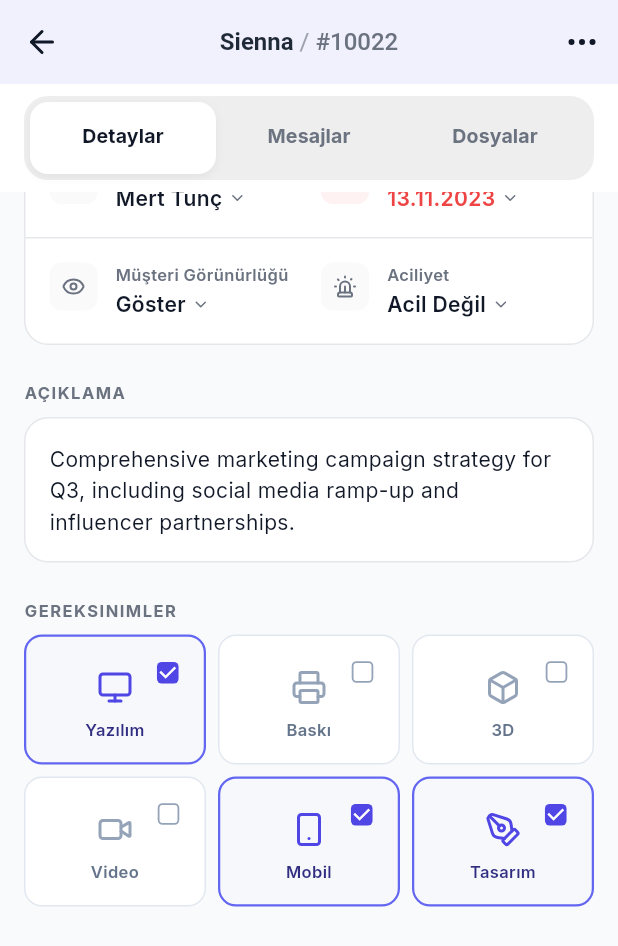
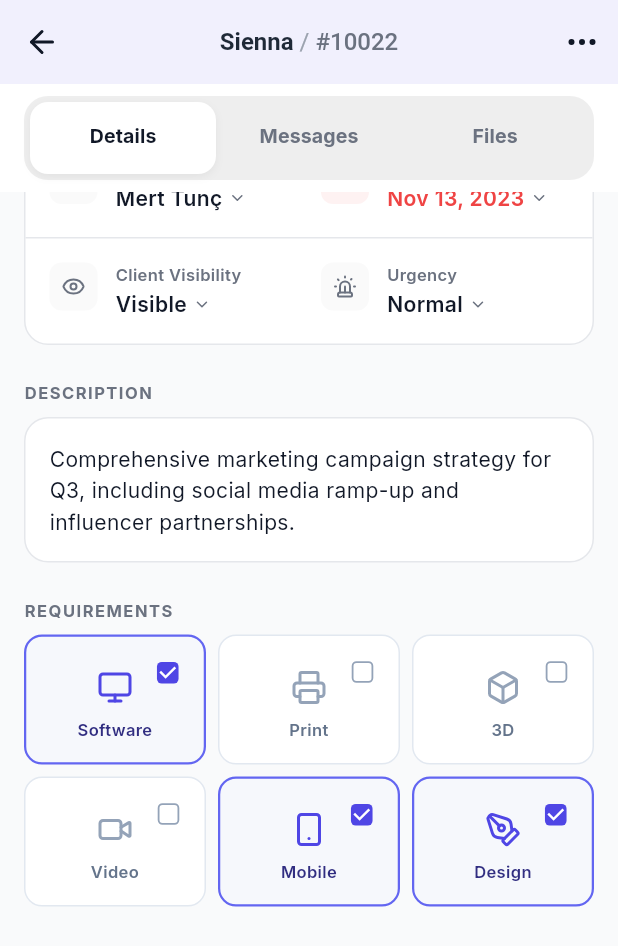
Before and after one commit to faithtnuc/workflow-management-mobileui, a Flutter app: the JobDetailScreen screen opened directly with sample values from the repository, scrolled down 192 dp, on a phone screen of 412 x 824 dp. Shown: the top 946 px of the screen. Run offline on Flutter 3.47's test engine with Material 3 defaults, Android fonts, the phone set to English and light mode, and no system bars; our stand-ins replace flutter_svg, google_fonts, lucide_icons; project files that could hold a hidden picture were left out.

Commit message:
job detail page : localization fixes

```diff
--- a/lib/data/mock_db.dart
+++ b/lib/data/mock_db.dart
@@ -36,6 +36,7 @@ class JobLog {
   final int id;
   final String type; // 'log' or 'comment'
   final String text;
+  final String textTR; // Added for localization
   final String user;
   final String timestamp;
   final String visibility; // 'internal' or 'client'
@@ -44,6 +45,7 @@ class JobLog {
     required this.id,
     required this.type,
     required this.text,
+    required this.textTR,
     required this.user,
     required this.timestamp,
     required this.visibility,
@@ -220,6 +222,7 @@ class MockDb {
           id: 1,
           type: 'log',
           text: 'Job created',
+          textTR: 'İş oluşturuldu',
           user: 'Sarah Connor',
           timestamp: '2023-10-20 09:00',
           visibility: 'internal',
@@ -229,6 +232,8 @@ class MockDb {
           type: 'comment',
           text:
               'Initial draft is ready for review. I focused on the "modern" look.',
+          textTR:
+              'İlk taslak inceleme için hazır. "Modern" görünüme odaklandım.',
           user: 'Mert Tunç',
           timestamp: '2023-10-25 14:30',
           visibility: 'internal',
@@ -238,6 +243,8 @@ class MockDb {
           type: 'comment',
           text:
               'Looks good, minor tweaks on the budget section needed. Can we make the font larger?',
+          textTR:
+              'Güzel görünüyor, bütçe bölümünde ufak düzeltmeler gerekiyor. Yazı tipini büyütebilir miyiz?',
           user: 'Sarah Connor',
           timestamp: '2023-10-26 10:15',
           visibility: 'client',
@@ -247,6 +254,8 @@ class MockDb {
           type: 'comment',
           text:
               'Sure, I will update the typography and send a new version by EOD.',
+          textTR:
+              'Elbette, tipografiyi güncelleyip gün sonuna kadar yeni bir versiyon göndereceğim.',
           user: 'Mert Tunç',
           timestamp: '2023-10-26 11:00',
           visibility: 'client',
@@ -255,6 +264,8 @@ class MockDb {
           id: 5,
           type: 'comment',
           text: 'Internal Note: Check if we have the license for that font.',
+          textTR:
+              'Dahili Not: O yazı tipi için lisansımız olup olmadığını kontrol et.',
           user: 'Mert Tunç',
           timestamp: '2023-10-26 11:05',
           visibility: 'internal',
@@ -313,6 +324,7 @@ class MockDb {
           id: 1,
           type: 'log',
           text: 'Job created',
+          textTR: 'İş oluşturuldu',
           user: 'Hank Scorpio',
           timestamp: '2023-10-01 11:00',
           visibility: 'internal',
@@ -321,6 +333,8 @@ class MockDb {
           id: 2,
           type: 'comment',
           text: 'Wireframes approved. Moving to high-fidelity designs.',
+          textTR:
+              'Tel kafesler onaylandı. Yüksek sadakatli tasarımlara geçiliyor.',
           user: 'Mert Tunç',
           timestamp: '2023-10-05 16:45',
           visibility: 'client',
@@ -329,6 +343,7 @@ class MockDb {
           id: 3,
           type: 'comment',
           text: 'Internal note: Client is sensitive about the color palette.',
+          textTR: 'Dahili not: Müşteri renk paleti konusunda hassas.',
           user: 'Mert Tunç',
           timestamp: '2023-10-05 16:50',
           visibility: 'internal',
@@ -338,6 +353,8 @@ class MockDb {
           type: 'comment',
           text:
               'I really like the new direction! Can we make the logo pop more?',
+          textTR:
+              'Yeni yönü gerçekten beğendim! Logoyu daha belirgin yapabilir miyiz?',
           user: 'Hank Scorpio',
           timestamp: '2023-10-06 09:30',
           visibility: 'client',
@@ -346,6 +363,7 @@ class MockDb {
           id: 5,
           type: 'comment',
           text: 'Absolutely, I will add more contrast to the header area.',
+          textTR: 'Kesinlikle, başlık alanına daha fazla kontrast ekleyeceğim.',
           user: 'Mert Tunç',
           timestamp: '2023-10-06 10:00',
           visibility: 'client',
@@ -396,6 +414,7 @@ class MockDb {
           id: 1,
           type: 'log',
           text: 'Job created',
+          textTR: 'İş oluşturuldu',
           user: 'Richard T.',
           timestamp: '2023-10-28 08:30',
           visibility: 'internal',
@@ -430,6 +449,7 @@ class MockDb {
           id: 1,
           type: 'log',
           text: 'Job created',
+          textTR: 'İş oluşturuldu',
           user: 'John Doe',
           timestamp: '2023-11-01 10:00',
           visibility: 'internal',
@@ -464,6 +484,7 @@ class MockDb {
           id: 1,
           type: 'log',
           text: 'Job created',
+          textTR: 'İş oluşturuldu',
           user: 'Albert W.',
           timestamp: '2023-11-05 09:15',
           visibility: 'internal',
@@ -472,6 +493,7 @@ class MockDb {
           id: 2,
           type: 'comment',
           text: 'Raw footage uploaded to server.',
+          textTR: 'Ham görüntüler sunucuya yüklendi.',
           user: 'Alex Jensen',
           timestamp: '2023-11-06 11:30',
           visibility: 'internal',
@@ -480,6 +502,7 @@ class MockDb {
           id: 3,
           type: 'comment',
           text: 'Please check the audio levels in scene 3.',
+          textTR: 'Lütfen 3. sahnedeki ses seviyelerini kontrol edin.',
           user: 'Albert W.',
           timestamp: '2023-11-06 14:20',
           visibility: 'client',
@@ -532,6 +555,7 @@ class MockDb {
           id: 1,
           type: 'log',
           text: 'Job created',
+          textTR: 'İş oluşturuldu',
           user: 'Pepper Potts',
           timestamp: '2023-11-15 08:30',
           visibility: 'internal',
@@ -540,6 +564,7 @@ class MockDb {
           id: 2,
           type: 'comment',
           text: 'Tony wants the blue to be more "electric".',
+          textTR: 'Tony mavinin daha "elektrikli" olmasını istiyor.',
           user: 'Pepper Potts',
           timestamp: '2023-11-16 10:00',
           visibility: 'client',
@@ -548,6 +573,8 @@ class MockDb {
           id: 3,
           type: 'comment',
           text: 'Internal Note: Check the hex codes from the brand guidelines.',
+          textTR:
+              'Dahili Not: Marka yönergelerindeki onaltılık kodları kontrol et.',
           user: 'Fatih Tunç',
           timestamp: '2023-11-16 10:15',
           visibility: 'internal',
--- a/lib/l10n/app_en.arb
+++ b/lib/l10n/app_en.arb
@@ -41,5 +41,38 @@
     "menuJobs": "Jobs",
     "designTeam": "Design Team",
     "devSquad": "Dev Squad",
-    "marketing": "Marketing"
+    "marketing": "Marketing",
+    "requestedBy": "Requested by {name}",
+    "@requestedBy": {
+        "placeholders": {
+            "name": {
+                "type": "String"
+            }
+        }
+    },
+    "tabDetails": "Details",
+    "tabMessages": "Messages",
+    "tabFiles": "Files",
+    "labelStatus": "Status",
+    "labelClientDate": "Client Date",
+    "labelAssignee": "Assignee",
+    "labelAgencyDate": "Agency Date",
+    "labelVisibility": "Client Visibility",
+    "visible": "Visible",
+    "hidden": "Hidden",
+    "labelUrgency": "Urgency",
+    "urgent": "Urgent",
+    "notUrgent": "Normal",
+    "headerDescription": "DESCRIPTION",
+    "headerRequirements": "REQUIREMENTS",
+    "hintMessageClient": "Message client...",
+    "hintMessageInternal": "Internal note...",
+    "segmentClient": "Client",
+    "segmentInternal": "Internal",
+    "reqSoftware": "Software",
+    "reqPrint": "Print",
+    "req3D": "3D",
+    "reqVideo": "Video",
+    "reqMobile": "Mobile",
+    "reqDesign": "Design"
 }
--- a/lib/l10n/app_localizations.dart
+++ b/lib/l10n/app_localizations.dart
@@ -349,6 +349,162 @@ abstract class AppLocalizations {
   /// In en, this message translates to:
   /// **'Marketing'**
   String get marketing;
+
+  /// No description provided for @requestedBy.
+  ///
+  /// In en, this message translates to:
+  /// **'Requested by {name}'**
+  String requestedBy(String name);
+
+  /// No description provided for @tabDetails.
+  ///
+  /// In en, this message translates to:
+  /// **'Details'**
+  String get tabDetails;
+
+  /// No description provided for @tabMessages.
+  ///
+  /// In en, this message translates to:
+  /// **'Messages'**
+  String get tabMessages;
+
+  /// No description provided for @tabFiles.
+  ///
+  /// In en, this message translates to:
+  /// **'Files'**
+  String get tabFiles;
+
+  /// No description provided for @labelStatus.
+  ///
+  /// In en, this message translates to:
+  /// **'Status'**
+  String get labelStatus;
+
+  /// No description provided for @labelClientDate.
+  ///
+  /// In en, this message translates to:
+  /// **'Client Date'**
+  String get labelClientDate;
+
+  /// No description provided for @labelAssignee.
+  ///
+  /// In en, this message translates to:
+  /// **'Assignee'**
+  String get labelAssignee;
+
+  /// No description provided for @labelAgencyDate.
+  ///
+  /// In en, this message translates to:
+  /// **'Agency Date'**
+  String get labelAgencyDate;
+
+  /// No description provided for @labelVisibility.
+  ///
+  /// In en, this message translates to:
+  /// **'Client Visibility'**
+  String get labelVisibility;
+
+  /// No description provided for @visible.
+  ///
+  /// In en, this message translates to:
+  /// **'Visible'**
+  String get visible;
+
+  /// No description provided for @hidden.
+  ///
+  /// In en, this message translates to:
+  /// **'Hidden'**
+  String get hidden;
+
+  /// No description provided for @labelUrgency.
+  ///
+  /// In en, this message translates to:
+  /// **'Urgency'**
+  String get labelUrgency;
+
+  /// No description provided for @urgent.
+  ///
+  /// In en, this message translates to:
+  /// **'Urgent'**
+  String get urgent;
+
+  /// No description provided for @notUrgent.
+  ///
+  /// In en, this message translates to:
+  /// **'Normal'**
+  String get notUrgent;
+
+  /// No description provided for @headerDescription.
+  ///
+  /// In en, this message translates to:
+  /// **'DESCRIPTION'**
+  String get headerDescription;
+
+  /// No description provided for @headerRequirements.
+  ///
+  /// In en, this message translates to:
+  /// **'REQUIREMENTS'**
+  String get headerRequirements;
+
+  /// No description provided for @hintMessageClient.
+  ///
+  /// In en, this message translates to:
+  /// **'Message client...'**
+  String get hintMessageClient;
+
+  /// No description provided for @hintMessageInternal.
+  ///
+  /// In en, this message translates to:
+  /// **'Internal note...'**
+  String get hintMessageInternal;
+
+  /// No description provided for @segmentClient.
+  ///
+  /// In en, this message translates to:
+  /// **'Client'**
+  String get segmentClient;
+
+  /// No description provided for @segmentInternal.
+  ///
+  /// In en, this message translates to:
+  /// **'Internal'**
+  String get segmentInternal;
+
+  /// No description provided for @reqSoftware.
+  ///
+  /// In en, this message translates to:
+  /// **'Software'**
+  String get reqSoftware;
+
+  /// No description provided for @reqPrint.
+  ///
+  /// In en, this message translates to:
+  /// **'Print'**
+  String get reqPrint;
+
+  /// No description provided for @req3D.
+  ///
+  /// In en, this message translates to:
+  /// **'3D'**
+  String get req3D;
+
+  /// No description provided for @reqVideo.
+  ///
+  /// In en, this message translates to:
+  /// **'Video'**
+  String get reqVideo;
+
+  /// No description provided for @reqMobile.
+  ///
+  /// In en, this message translates to:
+  /// **'Mobile'**
+  String get reqMobile;
+
+  /// No description provided for @reqDesign.
+  ///
+  /// In en, this message translates to:
+  /// **'Design'**
+  String get reqDesign;
 }
 
 class _AppLocalizationsDelegate
--- a/lib/l10n/app_localizations_en.dart
+++ b/lib/l10n/app_localizations_en.dart
@@ -133,4 +133,84 @@ class AppLocalizationsEn extends AppLocalizations {
 
   @override
   String get marketing => 'Marketing';
+
+  @override
+  String requestedBy(String name) {
+    return 'Requested by $name';
+  }
+
+  @override
+  String get tabDetails => 'Details';
+
+  @override
+  String get tabMessages => 'Messages';
+
+  @override
+  String get tabFiles => 'Files';
+
+  @override
+  String get labelStatus => 'Status';
+
+  @override
+  String get labelClientDate => 'Client Date';
+
+  @override
+  String get labelAssignee => 'Assignee';
+
+  @override
+  String get labelAgencyDate => 'Agency Date';
+
+  @override
+  String get labelVisibility => 'Client Visibility';
+
+  @override
+  String get visible => 'Visible';
+
+  @override
+  String get hidden => 'Hidden';
+
+  @override
+  String get labelUrgency => 'Urgency';
+
+  @override
+  String get urgent => 'Urgent';
+
+  @override
+  String get notUrgent => 'Normal';
+
+  @override
+  String get headerDescription => 'DESCRIPTION';
+
+  @override
+  String get headerRequirements => 'REQUIREMENTS';
+
+  @override
+  String get hintMessageClient => 'Message client...';
+
+  @override
+  String get hintMessageInternal => 'Internal note...';
+
+  @override
+  String get segmentClient => 'Client';
+
+  @override
+  String get segmentInternal => 'Internal';
+
+  @override
+  String get reqSoftware => 'Software';
+
+  @override
+  String get reqPrint => 'Print';
+
+  @override
+  String get req3D => '3D';
+
+  @override
+  String get reqVideo => 'Video';
+
+  @override
+  String get reqMobile => 'Mobile';
+
+  @override
+  String get reqDesign => 'Design';
 }
--- a/lib/screens/job_detail_screen.dart
+++ b/lib/screens/job_detail_screen.dart
@@ -76,7 +76,11 @@ class _JobDetailScreenState extends State<JobDetailScreen>
     try {
       final date = DateTime.parse(dateStr);
       final locale = Localizations.localeOf(context).languageCode;
-      return intl.DateFormat('dd.MM.yyyy', locale).format(date);
+      if (locale == 'tr') {
+        return intl.DateFormat('dd.MM.yyyy', locale).format(date);
+      } else {
+        return intl.DateFormat('MMM d, yyyy', locale).format(date);
+      }
     } catch (e) {
       return dateStr;
     }
@@ -100,8 +104,28 @@ class _JobDetailScreenState extends State<JobDetailScreen>
     return LucideIcons.file;
   }
 
+  String _getLocalizedRequirement(BuildContext context, String req) {
+    final l10n = AppLocalizations.of(context)!;
+    final lower = req.toLowerCase();
+    if (lower.contains('yazılım') || lower.contains('software')) {
+      return l10n.reqSoftware;
+    } else if (lower.contains('baskı') || lower.contains('print')) {
+      return l10n.reqPrint;
+    } else if (lower.contains('3d')) {
+      return l10n.req3D;
+    } else if (lower.contains('video')) {
+      return l10n.reqVideo;
+    } else if (lower.contains('mobil') || lower.contains('mobile')) {
+      return l10n.reqMobile;
+    } else if (lower.contains('tasarım') || lower.contains('design')) {
+      return l10n.reqDesign;
+    }
+    return req;
+  }
+
   @override
   Widget build(BuildContext context) {
+    final l10n = AppLocalizations.of(context)!;
     return Scaffold(
       backgroundColor: AppTheme.background,
       body: NestedScrollView(
@@ -185,10 +209,10 @@ class _JobDetailScreenState extends State<JobDetailScreen>
                     fontSize: 13,
                   ),
                   splashBorderRadius: BorderRadius.circular(12),
-                  tabs: const [
-                    Tab(text: 'Detaylar'), // TODO: Localize
-                    Tab(text: 'Mesajlar'),
-                    Tab(text: 'Dosyalar'), // TODO: Localize
+                  tabs: [
+                    Tab(text: l10n.tabDetails),
+                    Tab(text: l10n.tabMessages),
+                    Tab(text: l10n.tabFiles),
                   ],
                 ),
               ),
@@ -209,6 +233,7 @@ class _JobDetailScreenState extends State<JobDetailScreen>
   }
 
   Widget _buildHeader(BuildContext context) {
+    final l10n = AppLocalizations.of(context)!;
     return Container(
       color: AppTheme.surface,
       padding: const EdgeInsets.fromLTRB(16, 0, 16, 16),
@@ -247,7 +272,7 @@ class _JobDetailScreenState extends State<JobDetailScreen>
                     Row(
                       children: [
                         Text(
-                          'Requested by ${widget.job.requester}',
+                          l10n.requestedBy(widget.job.requester),
                           style: const TextStyle(
                             fontSize: 12,
                             color: AppTheme.textSecondary,
@@ -277,9 +302,9 @@ class _JobDetailScreenState extends State<JobDetailScreen>
                               color: AppTheme.dangerBg,
                               borderRadius: BorderRadius.circular(12),
                             ),
-                            child: const Text(
-                              'Acil',
-                              style: TextStyle(
+                            child: Text(
+                              l10n.statusUrgent,
+                              style: const TextStyle(
                                 color: AppTheme.danger,
                                 fontSize: 10,
                                 fontWeight: FontWeight.bold,
@@ -299,6 +324,7 @@ class _JobDetailScreenState extends State<JobDetailScreen>
   }
 
   Widget _buildDetailsTab(BuildContext context) {
+    final l10n = AppLocalizations.of(context)!;
     return SingleChildScrollView(
       padding: const EdgeInsets.all(16),
       child: Column(
@@ -322,8 +348,10 @@ class _JobDetailScreenState extends State<JobDetailScreen>
                       Expanded(
                         child: _buildInfoItem(
                           icon: LucideIcons.activity,
-                          label: 'Status', // TODO: Localize
-                          value: widget.job.status,
+                          label: l10n.labelStatus,
+                          value: widget
+                              .job
+                              .status, // TODO: Localize Status Value if needed
                           isEditable: true,
                         ),
                       ),
@@ -331,7 +359,7 @@ class _JobDetailScreenState extends State<JobDetailScreen>
                       Expanded(
                         child: _buildInfoItem(
                           icon: LucideIcons.calendar,
-                          label: 'Müşteri Tarihi',
+                          label: l10n.labelClientDate,
                           value: _formatDate(context, widget.job.deadline),
                           isEditable: false,
                         ),
@@ -349,7 +377,7 @@ class _JobDetailScreenState extends State<JobDetailScreen>
                       Expanded(
                         child: _buildInfoItem(
                           icon: LucideIcons.user,
-                          label: 'Yetkili Kişi',
+                          label: l10n.labelAssignee,
                           value: widget.job.assignee,
                           isEditable: true,
                           showAvatar: false, // Removed avatar
@@ -359,7 +387,7 @@ class _JobDetailScreenState extends State<JobDetailScreen>
                       Expanded(
                         child: _buildInfoItem(
                           icon: LucideIcons.calendar, // Changed to Calendar
-                          label: 'Ajans Tarihi',
+                          label: l10n.labelAgencyDate,
                           value: _formatDate(
                             context,
                             widget.job.internalDeadline,
@@ -383,10 +411,10 @@ class _JobDetailScreenState extends State<JobDetailScreen>
                           icon: widget.job.isClientVisible
                               ? LucideIcons.eye
                               : LucideIcons.eyeOff,
-                          label: 'Müşteri Görünürlüğü',
+                          label: l10n.labelVisibility,
                           value: widget.job.isClientVisible
-                              ? 'Göster'
-                              : 'Gizle',
+                              ? l10n.visible
+                              : l10n.hidden,
                           isEditable: true,
                         ),
                       ),
@@ -394,10 +422,10 @@ class _JobDetailScreenState extends State<JobDetailScreen>
                       Expanded(
                         child: _buildInfoItem(
                           icon: LucideIcons.siren,
-                          label: 'Aciliyet',
+                          label: l10n.labelUrgency,
                           value: widget.job.status == 'Urgent'
-                              ? 'Acil'
-                              : 'Acil Değil', // Changed to 'Acil Değil'
+                              ? l10n.urgent
+                              : l10n.notUrgent,
                           isEditable: true,
                           isUrgent: widget.job.status == 'Urgent',
                         ),
@@ -412,9 +440,9 @@ class _JobDetailScreenState extends State<JobDetailScreen>
           const SizedBox(height: 24),
 
           // Description
-          const Text(
-            'AÇIKLAMA',
-            style: TextStyle(
+          Text(
+            l10n.headerDescription,
+            style: const TextStyle(
               fontSize: 11,
               fontWeight: FontWeight.w700,
               color: AppTheme.textSecondary,
@@ -442,9 +470,9 @@ class _JobDetailScreenState extends State<JobDetailScreen>
           const SizedBox(height: 24),
 
           // Requirements
-          const Text(
-            'GEREKSINIMLER',
-            style: TextStyle(
+          Text(
+            l10n.headerRequirements,
+            style: const TextStyle(
               fontSize: 11,
               fontWeight: FontWeight.w700,
               color: AppTheme.textSecondary,
@@ -527,7 +555,7 @@ class _JobDetailScreenState extends State<JobDetailScreen>
                           const SizedBox(height: 8),
                           Center(
                             child: Text(
-                              req,
+                              _getLocalizedRequirement(context, req),
                               textAlign: TextAlign.center,
                               style: TextStyle(
                                 fontSize: 11,
@@ -645,6 +673,9 @@ class _JobDetailScreenState extends State<JobDetailScreen>
       }
     }).toList();
 
+    final l10n = AppLocalizations.of(context)!;
+    final isTr = Localizations.localeOf(context).languageCode == 'tr';
+
     return Column(
       children: [
         // Segmented Control
@@ -659,8 +690,10 @@ class _JobDetailScreenState extends State<JobDetailScreen>
             ),
             child: Row(
               children: [
-                Expanded(child: _buildSegmentBtn('Client', 'client')),
-                Expanded(child: _buildSegmentBtn('Internal', 'internal')),
+                Expanded(child: _buildSegmentBtn(l10n.segmentClient, 'client')),
+                Expanded(
+                  child: _buildSegmentBtn(l10n.segmentInternal, 'internal'),
+                ),
               ],
             ),
           ),
@@ -675,6 +708,13 @@ class _JobDetailScreenState extends State<JobDetailScreen>
             itemBuilder: (context, index) {
               final log = logs[index];
               final isMe = log.user == MockDb.user.name;
+
+              // Determine text to show based on locale
+              String messageText = log.text;
+              if (isTr && log.textTR.isNotEmpty) {
+                messageText = log.textTR;
+              }
+
               return Row(
                 mainAxisAlignment: isMe
                     ? MainAxisAlignment.end
@@ -738,7 +778,7 @@ class _JobDetailScreenState extends State<JobDetailScreen>
                             ),
                           if (!isMe) const SizedBox(height: 4),
                           Text(
-                            log.text,
+                            messageText,
                             style: TextStyle(
                               color: isMe ? Colors.white : AppTheme.textMain,
                               fontSize: 14,
@@ -778,8 +818,8 @@ class _JobDetailScreenState extends State<JobDetailScreen>
                   controller: _messageController,
                   decoration: InputDecoration(
                     hintText: _activeMessageTab == 'client'
-                        ? 'Message client...'
-                        : 'Internal note...',
+                        ? l10n.hintMessageClient
+                        : l10n.hintMessageInternal,
                     filled: true,
                     fillColor: Colors.grey.shade50,
                     border: OutlineInputBorder(
```
Also changed, not shown: lib/l10n/app_localizations_tr.dart (+80 -0 lines), lib/l10n/app_tr.arb (+34 -1 lines).
